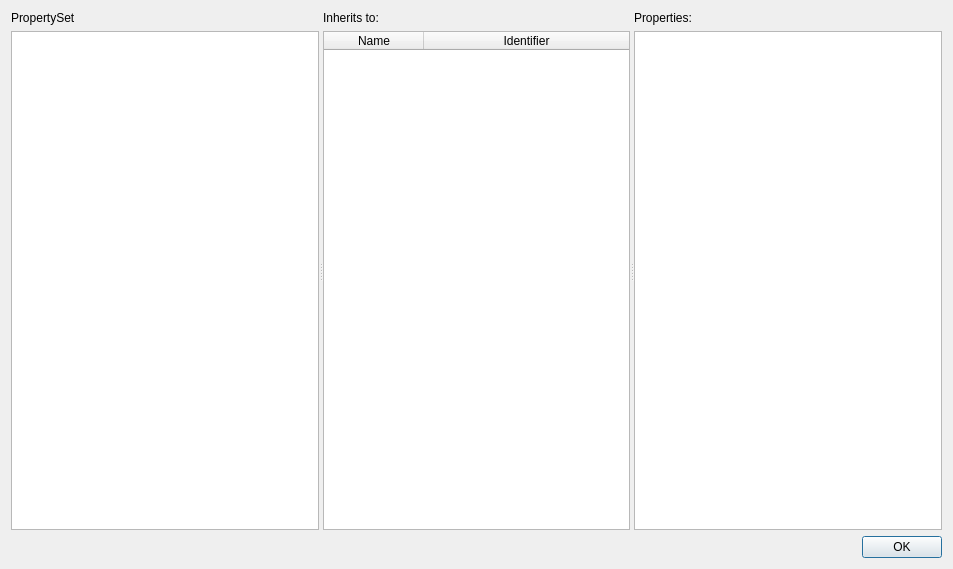
Above: som_gui/module/predefined_property_set/qt/Widget.ui from c-mellueh/SOM-Toolkit before the change. Below: the same form after it.
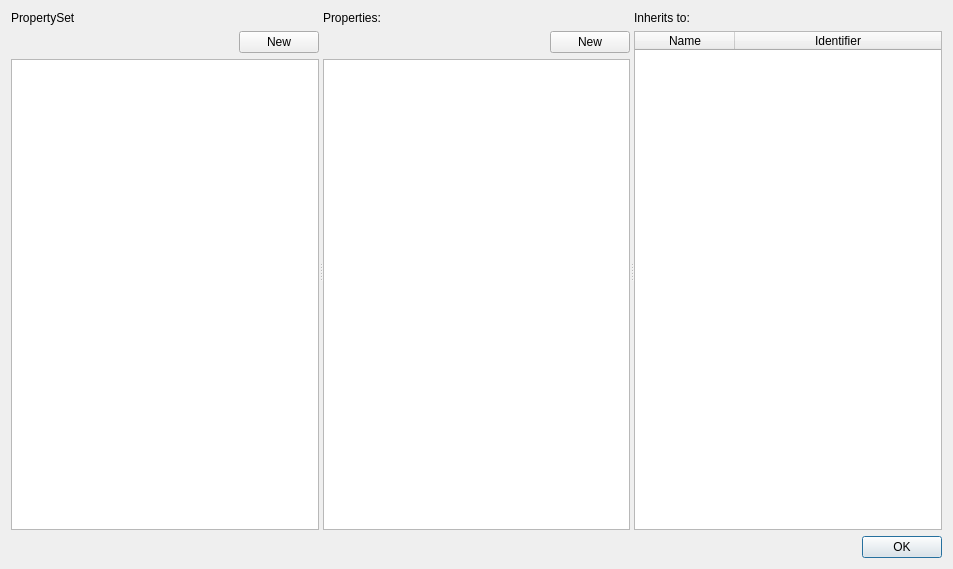
That is the form after the change. Custom widgets are drawn as their Qt base class.

Commit message: add add Property Functionality to Predefined PropertySet Window

The edit to the form file:
```diff
--- a/som_gui/module/predefined_property_set/qt/Widget.ui
+++ b/som_gui/module/predefined_property_set/qt/Widget.ui
@@ -22,8 +22,8 @@
      <property name="orientation">
       <enum>Qt::Orientation::Horizontal</enum>
      </property>
-     <widget class="QWidget" name="">
-      <layout class="QVBoxLayout" name="verticalLayout">
+     <widget class="QWidget" name="layoutWidget">
+      <layout class="QVBoxLayout" name="layout_pset">
        <item>
         <widget class="QLabel" name="label">
          <property name="text">
@@ -31,6 +31,30 @@
          </property>
         </widget>
        </item>
+       <item>
+        <layout class="QHBoxLayout" name="horizontalLayout">
+         <item>
+          <spacer name="horizontalSpacer">
+           <property name="orientation">
+            <enum>Qt::Orientation::Horizontal</enum>
+           </property>
+           <property name="sizeHint" stdset="0">
+            <size>
+             <width>40</width>
+             <height>20</height>
+            </size>
+           </property>
+          </spacer>
+         </item>
+         <item>
+          <widget class="QPushButton" name="button_pset">
+           <property name="text">
+            <string>New</string>
+           </property>
+          </widget>
+         </item>
+        </layout>
+       </item>
        <item>
         <widget class="QListWidget" name="list_view_pset">
          <property name="focusPolicy">
@@ -49,51 +73,8 @@
        </item>
       </layout>
      </widget>
-     <widget class="QWidget" name="">
-      <layout class="QVBoxLayout" name="verticalLayout_2">
-       <item>
-        <widget class="QLabel" name="label_2">
-         <property name="text">
-          <string>Inherits to:</string>
-         </property>
-        </widget>
-       </item>
-       <item>
-        <widget class="QTableWidget" name="table_widgets_classes">
-         <property name="contextMenuPolicy">
-          <enum>Qt::ContextMenuPolicy::CustomContextMenu</enum>
-         </property>
-         <property name="editTriggers">
-          <set>QAbstractItemView::EditTrigger::NoEditTriggers</set>
-         </property>
-         <property name="selectionMode">
-          <enum>QAbstractItemView::SelectionMode::ExtendedSelection</enum>
-         </property>
-         <property name="sortingEnabled">
-          <bool>true</bool>
-         </property>
-         <attribute name="horizontalHeaderStretchLastSection">
-          <bool>true</bool>
-         </attribute>
-         <attribute name="verticalHeaderVisible">
-          <bool>false</bool>
-         </attribute>
-         <column>
-          <property name="text">
-           <string>Name</string>
-          </property>
-         </column>
-         <column>
-          <property name="text">
-           <string>Identifier</string>
-          </property>
-         </column>
-        </widget>
-       </item>
-      </layout>
-     </widget>
-     <widget class="QWidget" name="">
-      <layout class="QVBoxLayout" name="verticalLayout_3" stretch="0,0">
+     <widget class="QWidget" name="layoutWidget">
+      <layout class="QVBoxLayout" name="layout_inheritance" stretch="0,0,0">
        <item>
         <widget class="QLabel" name="label_properties">
          <property name="text">
@@ -101,6 +82,30 @@
          </property>
         </widget>
        </item>
+       <item>
+        <layout class="QHBoxLayout" name="horizontalLayout_2">
+         <item>
+          <spacer name="horizontalSpacer_2">
+           <property name="orientation">
+            <enum>Qt::Orientation::Horizontal</enum>
+           </property>
+           <property name="sizeHint" stdset="0">
+            <size>
+             <width>40</width>
+             <height>20</height>
+            </size>
+           </property>
+          </spacer>
+         </item>
+         <item>
+          <widget class="QPushButton" name="button_property">
+           <property name="text">
+            <string>New</string>
+           </property>
+          </widget>
+         </item>
+        </layout>
+       </item>
        <item>
         <widget class="PropertyTable" name="table_properties">
          <property name="sizePolicy">
@@ -119,6 +124,49 @@
        </item>
       </layout>
      </widget>
+     <widget class="QWidget" name="layoutWidget">
+      <layout class="QVBoxLayout" name="layout_property">
+       <item>
+        <widget class="QLabel" name="label_2">
+         <property name="text">
+          <string>Inherits to:</string>
+         </property>
+        </widget>
+       </item>
+       <item>
+        <widget class="QTableWidget" name="table_widgets_classes">
+         <property name="contextMenuPolicy">
+          <enum>Qt::ContextMenuPolicy::CustomContextMenu</enum>
+         </property>
+         <property name="editTriggers">
+          <set>QAbstractItemView::EditTrigger::NoEditTriggers</set>
+         </property>
+         <property name="selectionMode">
+          <enum>QAbstractItemView::SelectionMode::ExtendedSelection</enum>
+         </property>
+         <property name="sortingEnabled">
+          <bool>true</bool>
+         </property>
+         <attribute name="horizontalHeaderStretchLastSection">
+          <bool>true</bool>
+         </attribute>
+         <attribute name="verticalHeaderVisible">
+          <bool>false</bool>
+         </attribute>
+         <column>
+          <property name="text">
+           <string>Name</string>
+          </property>
+         </column>
+         <column>
+          <property name="text">
+           <string>Identifier</string>
+          </property>
+         </column>
+        </widget>
+       </item>
+      </layout>
+     </widget>
     </widget>
    </item>
    <item>
```
The commit also changes 7 other files.
